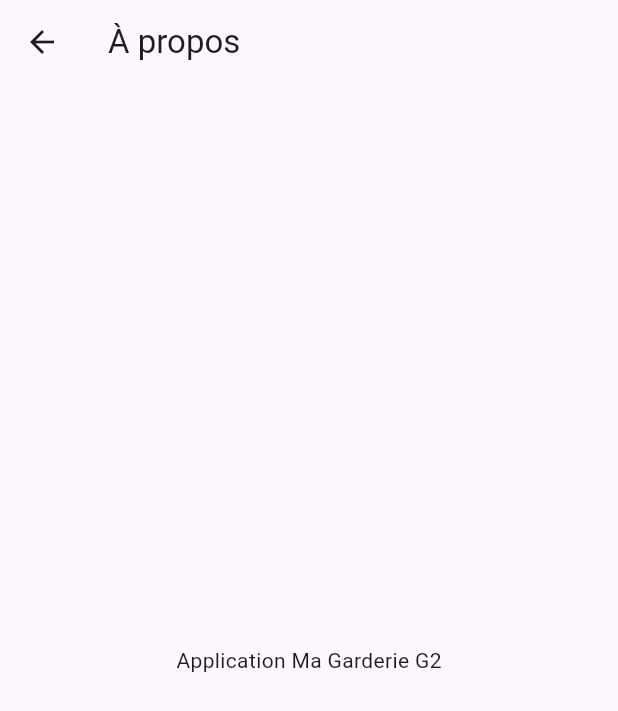
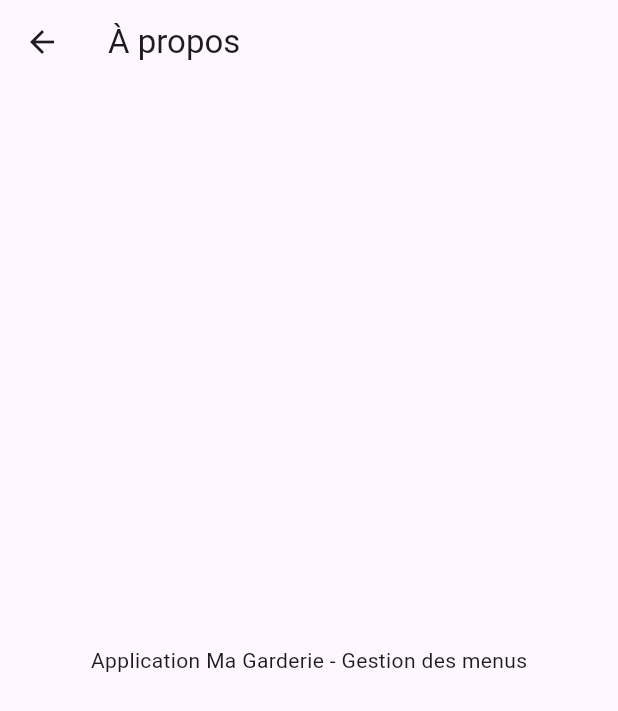
Before and after one commit to yasminehamrouni84-creator/garderie-mobile-g2, a Flutter app: the AboutScreen screen opened directly, on a phone screen of 412 x 824 dp. Shown: the top 711 px of the screen. Run offline on Flutter 3.47's test engine with Material 3 defaults, Android fonts, the light colour scheme and no system bars.

```diff
--- /dev/null
+++ b/lib/data/menus_data.dart
@@ -0,0 +1,9 @@
+import '../models/menu.dart';
+
+final List<Menu> menus = [
+  Menu(id: 1, titre: 'Petit déjeuner', description: 'Lait, céréales et fruits', icone: '🥣'),
+  Menu(id: 2, titre: 'Déjeuner', description: 'Poulet, riz et légumes', icone: '🍲'),
+  Menu(id: 3, titre: 'Goûter', description: 'Biscuit et compote de pomme', icone: '🍪'),
+  Menu(id: 4, titre: 'Jus de fruits', description: 'Jus d\'orange naturel', icone: '🍊'),
+  Menu(id: 5, titre: 'Fruits frais', description: 'Une sélection de fruits de saison', icone: '🍎'),
+];
--- a/lib/screens/about_screen.dart
+++ b/lib/screens/about_screen.dart
@@ -1,8 +1,13 @@
 import 'package:flutter/material.dart';
+
 class AboutScreen extends StatelessWidget {
   const AboutScreen({super.key});
+
   @override
   Widget build(BuildContext context) {
-    return Scaffold(appBar: AppBar(title: const Text('À propos')), body: const Center(child: Text('Application Ma Garderie G2')));
+    return Scaffold(
+      appBar: AppBar(title: const Text('À propos')),
+      body: const Center(child: Text('Application Ma Garderie - Gestion des menus')),
+    );
   }
 }
--- a/pubspec.yaml
+++ b/pubspec.yaml
@@ -87,5 +87,5 @@ flutter:
   #
   # For details regarding fonts from package dependencies,
   # see https://flutter.dev/to/font-from-package
-  assets:
-    - assets/images/
+  #assets:
+   # - assets/images/
```
Also changed, not shown: lib/data/activites_data.dart (added, +22 -0 lines), lib/models/activite.dart (added, +13 -0 lines), lib/models/menu.dart (added, +7 -0 lines), lib/screens/home_screen.dart (+22 -7 lines), assets/images/splash_image.png (added).
